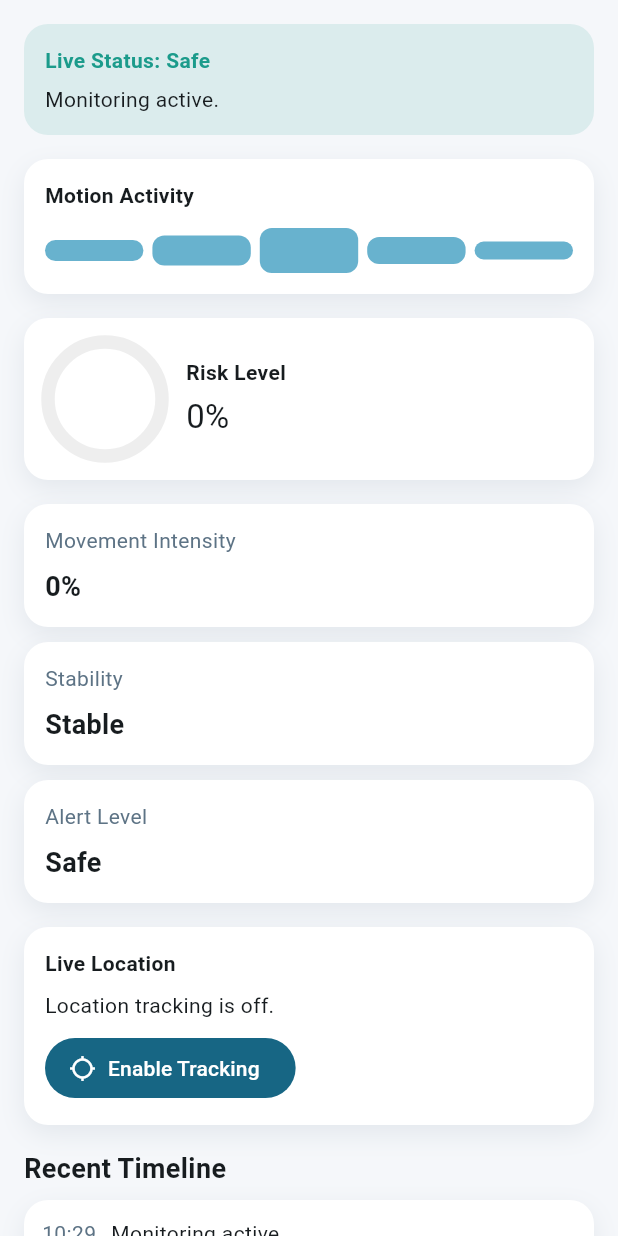
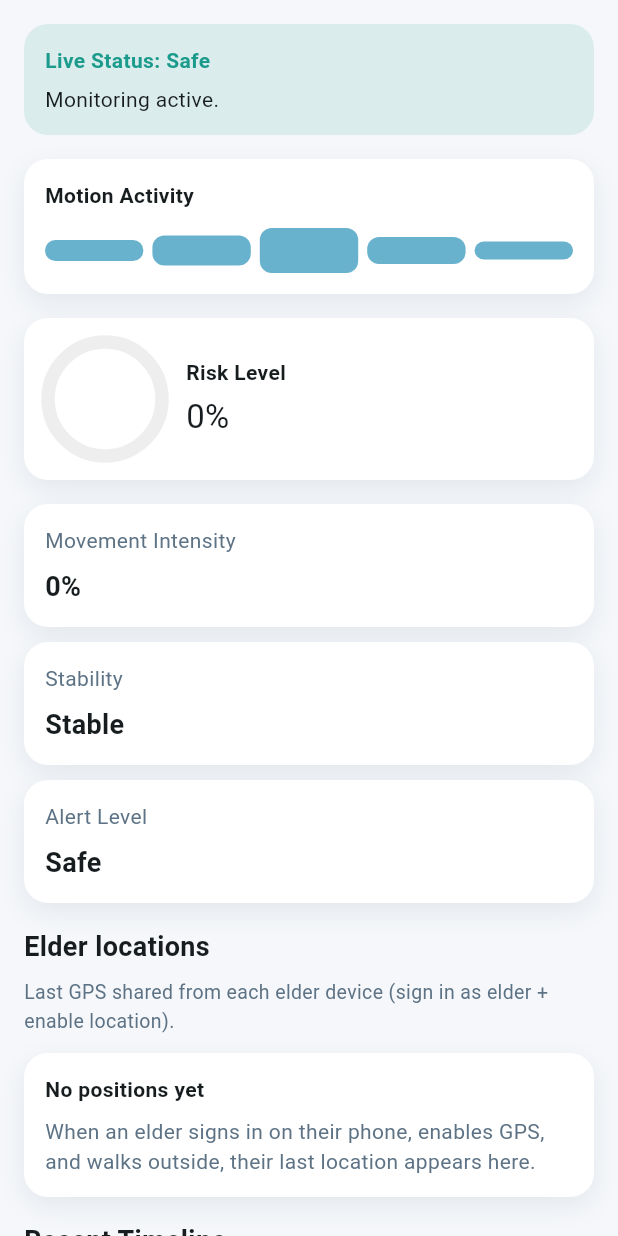
Before and after one commit to zainabraza06/Elderly_Monitoring_System, a Flutter app: the LiveMonitoringScreen widget shown alone on an empty page, opened directly with empty values, on a phone screen of 412 x 824 dp. Run offline on Flutter 3.47's test engine with Material 3 defaults, Android fonts, the light colour scheme and no system bars; our stand-ins replace flutter_map, geolocator, latlong2, sensors_plus, shared_preferences; missing offline and left inert: flutter_ringtone_player, motion_core; accounts and stored records are empty; network calls fail.

Commit message:
gps tracking

```diff
--- a/app_frontend/lib/src/app.dart
+++ b/app_frontend/lib/src/app.dart
@@ -608,7 +608,14 @@ class LiveMonitoringScreen extends StatelessWidget {
         const SizedBox(height: 10),
         _StatCard(label: 'Alert Level', value: _severityLabel(severity)),
         const SizedBox(height: 16),
-        _LocationSection(controller: controller),
+        const Text('Elder locations', style: TextStyle(fontWeight: FontWeight.w700, fontSize: 18)),
+        const SizedBox(height: 8),
+        const Text(
+          'Last GPS shared from each elder device (sign in as elder + enable location).',
+          style: TextStyle(color: Color(0xFF5D7385), fontSize: 13),
+        ),
+        const SizedBox(height: 12),
+        _CaregiverPatientsLocationMap(livePatients: controller.livePatients),
         const SizedBox(height: 16),
         const Text('Recent Timeline', style: TextStyle(fontWeight: FontWeight.w700, fontSize: 18)),
         const SizedBox(height: 8),
@@ -1043,8 +1050,28 @@ class PatientModeHome extends StatelessWidget {
             ],
           ),
         ),
+        if (controller.hasElderSession) ...[
+          const SizedBox(height: 12),
+          _StatusBanner(
+            color: const Color(0xFF1B9B8B),
+            title: 'Where you are',
+            message: controller.locationTrackingEnabled
+                ? 'Your last position is shared with your caregiver when GPS updates.'
+                : 'Turn on location below to see the map, share your position, and get directions home.',
+          ),
+        ],
+        if (!controller.locationTrackingEnabled) ...[
+          const SizedBox(height: 12),
+          FilledButton.icon(
+            onPressed: () => controller.startLocationTracking(),
+            icon: const Icon(Icons.location_searching_outlined),
+            label: const Text('Enable location & map'),
+          ),
+        ],
         if (controller.currentPosition != null) ...[
           const SizedBox(height: 14),
+          const Text('Tracking map', style: TextStyle(fontWeight: FontWeight.w700, fontSize: 16)),
+          const SizedBox(height: 8),
           _LocationMapCard(
             current: LatLng(controller.currentPosition!.latitude, controller.currentPosition!.longitude),
             home: controller.hasHomeLocation
@@ -1054,20 +1081,27 @@ class PatientModeHome extends StatelessWidget {
           ),
         ],
         if (controller.currentPosition != null && controller.hasHomeLocation) ...[
+          const SizedBox(height: 12),
+          FilledButton.icon(
+            onPressed: () => controller.openWalkingDirectionsHome(),
+            icon: const Icon(Icons.directions_walk),
+            label: const Text('Get directions home (Google Maps)'),
+          ),
           const SizedBox(height: 10),
           _StatusBanner(
             color: const Color(0xFF2A7DA8),
-            title: 'Direction Home',
+            title: 'Direction home',
             message:
-                '${_distanceKm(controller.currentPosition!.latitude, controller.currentPosition!.longitude, controller.homeLatitude!, controller.homeLongitude!).toStringAsFixed(2)} km away, head ${_bearingDirection(controller.currentPosition!.latitude, controller.currentPosition!.longitude, controller.homeLatitude!, controller.homeLongitude!)}.',
+                '${_distanceKm(controller.currentPosition!.latitude, controller.currentPosition!.longitude, controller.homeLatitude!, controller.homeLongitude!).toStringAsFixed(2)} km away — walk toward ${_bearingDirection(controller.currentPosition!.latitude, controller.currentPosition!.longitude, controller.homeLatitude!, controller.homeLongitude!)}.',
           ),
         ],
         if (controller.currentPosition == null || !controller.hasHomeLocation) ...[
           const SizedBox(height: 12),
           const _StatusBanner(
             color: Color(0xFF2A7DA8),
-            title: 'Location Guidance',
-            message: 'Ask your caregiver to set Home Location from the profile for navigation help.',
+            title: 'Home location',
+            message:
+                'Ask your caregiver to save “Home” from their phone while at your house (Settings → Home Location), or set it yourself if you have access.',
           ),
         ],
         const SizedBox(height: 18),
@@ -1393,57 +1427,110 @@ class _AlertCard extends StatelessWidget {
   }
 }
 
-class _LocationSection extends StatelessWidget {
-  const _LocationSection({required this.controller});
-
-  final MonitoringController controller;
-
-  @override
-  Widget build(BuildContext context) {
-    final current = controller.currentPosition;
-    if (!controller.locationTrackingEnabled) {
+class _CaregiverPatientsLocationMap extends StatelessWidget {
+  const _CaregiverPatientsLocationMap({required this.livePatients});
+
+  final List<LiveStatusModel> livePatients;
+
+  @override
+  Widget build(BuildContext context) {
+    final withLoc = livePatients.where((p) => p.hasLiveLocation).toList();
+    if (withLoc.isEmpty) {
       return Container(
         padding: const EdgeInsets.all(14),
         decoration: _cardDecoration(),
-        child: Column(
+        child: const Column(
           crossAxisAlignment: CrossAxisAlignment.start,
           children: [
-            const Text('Live Location', style: TextStyle(fontWeight: FontWeight.w700)),
-            const SizedBox(height: 8),
-            const Text('Location tracking is off.'),
-            const SizedBox(height: 8),
-            FilledButton.icon(
-              onPressed: controller.startLocationTracking,
-              icon: const Icon(Icons.location_searching_outlined),
-              label: const Text('Enable Tracking'),
+            Text('No positions yet', style: TextStyle(fontWeight: FontWeight.w700)),
+            SizedBox(height: 8),
+            Text(
+              'When an elder signs in on their phone, enables GPS, and walks outside, their last location appears here.',
+              style: TextStyle(color: Color(0xFF5D7385)),
             ),
           ],
         ),
       );
     }
 
-    if (current == null) {
-      return Container(
-        padding: const EdgeInsets.all(14),
-        decoration: _cardDecoration(),
-        child: const Text('Fetching live location...'),
-      );
+    final points = withLoc.map((p) => LatLng(p.latitude!, p.longitude!)).toList();
+    double sumLat = 0, sumLon = 0;
+    for (final q in points) {
+      sumLat += q.latitude;
+      sumLon += q.longitude;
     }
-
-    return Column(
-      crossAxisAlignment: CrossAxisAlignment.start,
-      children: [
-        _LocationMapCard(
-          current: LatLng(current.latitude, current.longitude),
-          home: controller.hasHomeLocation ? LatLng(controller.homeLatitude!, controller.homeLongitude!) : null,
-          compact: false,
-        ),
-        const SizedBox(height: 8),
-        _StatCard(
-          label: 'Current Position',
-          value: '${current.latitude.toStringAsFixed(5)}, ${current.longitude.toStringAsFixed(5)}',
-        ),
-      ],
+    final n = points.length;
+    final center = LatLng(sumLat / n, sumLon / n);
+
+    return Container(
+      height: 280,
+      clipBehavior: Clip.antiAlias,
+      decoration: _cardDecoration(),
+      child: Column(
+        crossAxisAlignment: CrossAxisAlignment.start,
+        children: [
+          Expanded(
+            child: FlutterMap(
+              options: MapOptions(
+                initialCenter: center,
+                initialZoom: n == 1 ? 15 : 11,
+              ),
+              children: [
+                TileLayer(
+                  urlTemplate: 'https://tile.openstreetmap.org/{z}/{x}/{y}.png',
+                  userAgentPackageName: 'com.example.newapp',
+                ),
+                MarkerLayer(
+                  markers: [
+                    for (final p in withLoc)
+                      Marker(
+                        point: LatLng(p.latitude!, p.longitude!),
+                        width: 160,
+                        height: 44,
+                        alignment: Alignment.bottomCenter,
+                        child: Column(
+                          mainAxisSize: MainAxisSize.min,
+                          children: [
+                            Container(
+                              padding: const EdgeInsets.symmetric(horizontal: 8, vertical: 4),
+                              decoration: BoxDecoration(
+                                color: Colors.white,
+                                borderRadius: BorderRadius.circular(8),
+                                boxShadow: const [
+                                  BoxShadow(color: Color(0x33000000), blurRadius: 4),
+                                ],
+                              ),
+                              child: Text(
+                                p.patientName,
+                                style: const TextStyle(fontSize: 12, fontWeight: FontWeight.w600),
+                                overflow: TextOverflow.ellipsis,
+                              ),
+                            ),
+                            const Icon(Icons.location_on, color: Color(0xFF155A9B), size: 32),
+                          ],
+                        ),
+                      ),
+                  ],
+                ),
+              ],
+            ),
+          ),
+          Padding(
+            padding: const EdgeInsets.fromLTRB(12, 8, 12, 10),
+            child: Wrap(
+              spacing: 12,
+              runSpacing: 6,
+              children: [
+                for (final p in withLoc)
+                  Text(
+                    '${p.patientName}: ${p.latitude!.toStringAsFixed(4)}, ${p.longitude!.toStringAsFixed(4)}',
+                    style: const TextStyle(fontSize: 12, color: Color(0xFF4A5E70)),
+                  ),
+              ],
+            ),
+          ),
+        ],
+      ),
     );
   }
 }
--- a/app_frontend/lib/src/models.dart
+++ b/app_frontend/lib/src/models.dart
@@ -330,6 +330,10 @@ class LiveStatusModel {
     this.sampleRateHz,
     this.latestMetrics = const <String, double>{},
     this.activeAlertIds = const <String>[],
+    this.latitude,
+    this.longitude,
+    this.locationAccuracyM,
+    this.locationUpdatedAt,
   });
 
   final String patientId;
@@ -344,6 +348,14 @@ class LiveStatusModel {
   final double? sampleRateHz;
   final Map<String, double> latestMetrics;
   final List<String> activeAlertIds;
+  /// Last GPS point shared by the elder device (see POST `/patients/me/location`).
+  final double? latitude;
+  final double? longitude;
+  final double? locationAccuracyM;
+  final DateTime? locationUpdatedAt;
+
+  bool get hasLiveLocation =>
+      latitude != null && longitude != null;
 
   factory LiveStatusModel.fromJson(Map<String, dynamic> json) {
     final metricsJson =
@@ -364,6 +376,10 @@ class LiveStatusModel {
         (key, value) => MapEntry(key, (value as num).toDouble()),
       ),
       activeAlertIds: alertsJson.map((item) => item.toString()).toList(),
+      latitude: (json['latitude'] as num?)?.toDouble(),
+      longitude: (json['longitude'] as num?)?.toDouble(),
+      locationAccuracyM: (json['location_accuracy_m'] as num?)?.toDouble(),
+      locationUpdatedAt: DateTime.tryParse(json['location_updated_at'] as String? ?? ''),
     );
   }
 }
--- a/app_frontend/pubspec.yaml
+++ b/app_frontend/pubspec.yaml
@@ -40,6 +40,7 @@ dependencies:
   geolocator: ^14.0.2
   flutter_map: ^8.3.0
   latlong2: ^0.9.1
+  url_launcher: ^6.3.1
 
 dev_dependencies:
   flutter_test:
```
Also changed, not shown: app_frontend/lib/src/api_client.dart (+23 -0 lines), app_frontend/lib/src/monitoring_controller.dart (+75 -1 lines), 2 other files.
